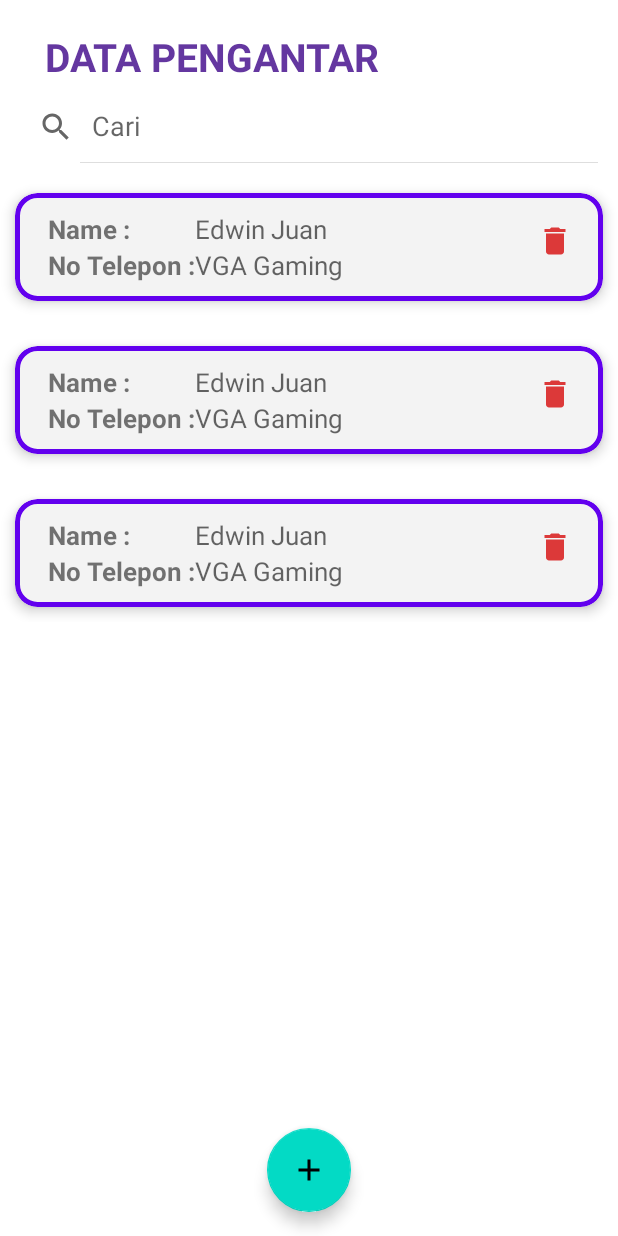
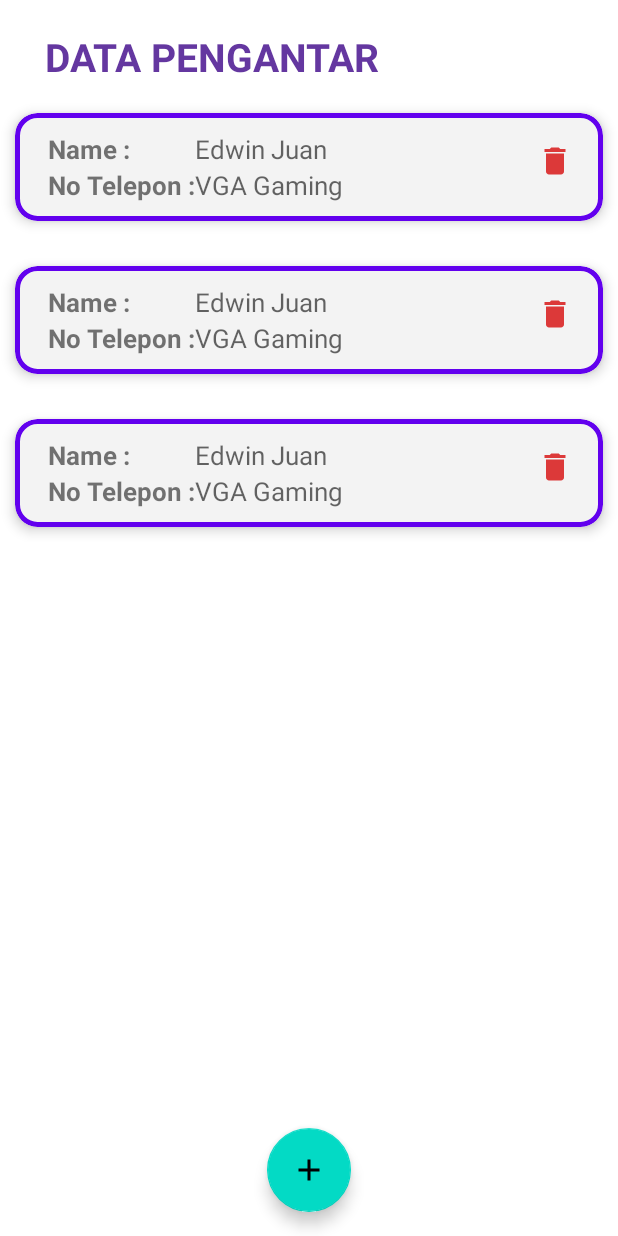
Before and after one commit to NathKevin/UAS_PBP, an Android app: the layout fragment_pengantar.xml on its own in the app's theme, with its tools: preview values and no code run, on a phone screen of 412 x 824 dp. Run offline under Robolectric (Android 15) with nearby library versions, the light colour scheme and no system bars; network calls fail.

Commit message:
crud pengantar

```diff
--- a/app/src/main/java/com/example/uts/api/DeliveryAPI.java
+++ b/app/src/main/java/com/example/uts/api/DeliveryAPI.java
@@ -2,7 +2,7 @@ package com.example.uts.api;
 
 public class DeliveryAPI {
 
-    public static final String BASE_URL = "https://0579-182-253-151-112.ngrok.io/api/";
+    public static final String BASE_URL = "https://4e34-182-253-151-112.ngrok.io/api/";
 
     public static final String GET_ALL_URL = BASE_URL + "delivery/";
     public static final String GET_BY_ID_URL = BASE_URL + "delivery/update/";
--- a/app/src/main/java/com/example/uts/api/PengantarAPI.java
+++ b/app/src/main/java/com/example/uts/api/PengantarAPI.java
@@ -2,7 +2,7 @@ package com.example.uts.api;
 
 public class PengantarAPI {
 
-    public static final String BASE_URL = "https://0579-182-253-151-112.ngrok.io/api/";
+    public static final String BASE_URL = "https://4e34-182-253-151-112.ngrok.io/api/";
 
     public static final String GET_ALL_URL = BASE_URL + "pengantar/";
     public static final String GET_BY_ID_URL = BASE_URL + "pengantar/";
--- a/app/src/main/res/layout/fragment_pengantar.xml
+++ b/app/src/main/res/layout/fragment_pengantar.xml
@@ -15,7 +15,6 @@
             android:layout_width="wrap_content"
             android:layout_height="wrap_content"
             android:text="DATA PENGANTAR "
-            app:layout_constraintBottom_toTopOf="@+id/sv_pengantar"
             app:layout_constraintStart_toStartOf="parent"
             app:layout_constraintTop_toTopOf="parent"
             android:layout_marginTop="20dp"
@@ -24,24 +23,14 @@
             android:textStyle="bold"
             android:textColor="#6437A0" />
 
-        <SearchView
-            android:id="@+id/sv_pengantar"
-            android:layout_width="match_parent"
-            android:layout_height="wrap_content"
-            android:layout_margin="5dp"
-            android:iconifiedByDefault="false"
-            android:queryHint="Cari"
-            app:layout_constraintEnd_toEndOf="parent"
-            app:layout_constraintStart_toStartOf="parent"
-            app:layout_constraintTop_toBottomOf="@id/judulList"
-            app:layout_constraintBottom_toTopOf="@id/linearLayout"/>
+
 
 
         <LinearLayout
             android:id="@+id/linearLayout"
             android:layout_width="match_parent"
             android:layout_height="620dp"
-            app:layout_constraintTop_toBottomOf="@+id/sv_pengantar">
+            app:layout_constraintTop_toBottomOf="@+id/judulList">
 
             <androidx.swiperefreshlayout.widget.SwipeRefreshLayout
                 android:id="@+id/srPengantar"
```
Also changed, not shown: app/src/main/java/com/example/uts/FragmentPengantar.java (+4 -3 lines), app/src/main/java/com/example/uts/PengantarForm.java (+16 -13 lines), app/src/main/java/com/example/uts/adapter/PengantarAdapter.java (+5 -2 lines).
